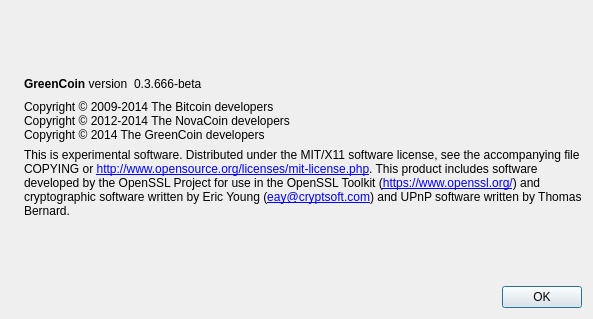
Above: src/qt/forms/aboutdialog.ui from landcoin-ldc/landcoin before the change. Below: the same form after it.
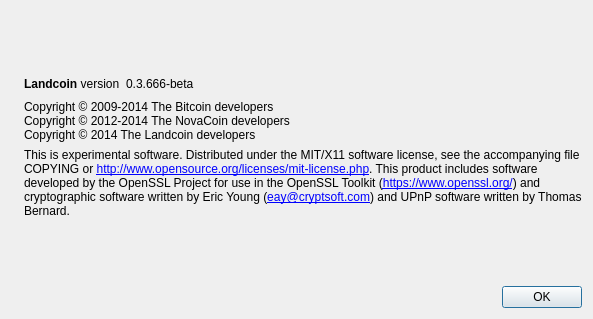
That is the form after the change. Icons and pictures are not drawn.

Commit message: landcoin implementation

Diff of the .ui file:
```diff
--- a/src/qt/forms/aboutdialog.ui
+++ b/src/qt/forms/aboutdialog.ui
@@ -50,7 +50,7 @@
           <cursorShape>IBeamCursor</cursorShape>
          </property>
          <property name="text">
-          <string>&lt;b&gt;GreenCoin&lt;/b&gt; version</string>
+          <string>&lt;b&gt;Landcoin&lt;/b&gt; version</string>
          </property>
          <property name="textInteractionFlags">
           <set>Qt::LinksAccessibleByMouse|Qt::TextSelectableByKeyboard|Qt::TextSelectableByMouse</set>
@@ -93,7 +93,7 @@
        <property name="text">
         <string>Copyright © 2009-2014 The Bitcoin developers
 Copyright © 2012-2014 The NovaCoin developers
-Copyright © 2014 The GreenCoin developers</string>
+Copyright © 2014 The Landcoin developers</string>
        </property>
        <property name="textInteractionFlags">
         <set>Qt::LinksAccessibleByMouse|Qt::TextSelectableByKeyboard|Qt::TextSelectableByMouse</set>
```
Left out of the diff: 2 changed lines with no effect on the pictures. The commit also changes 201 other files.
